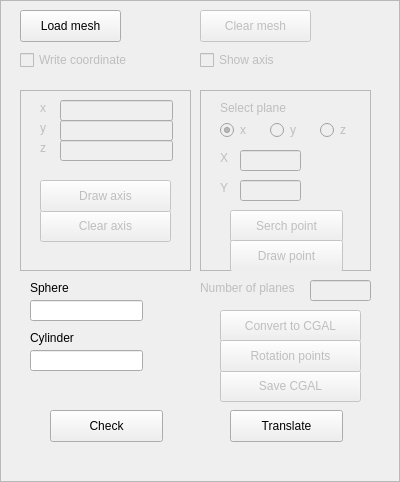
alessandroTola/CG3LabBase, file drawmanager.ui: the form before one commit.
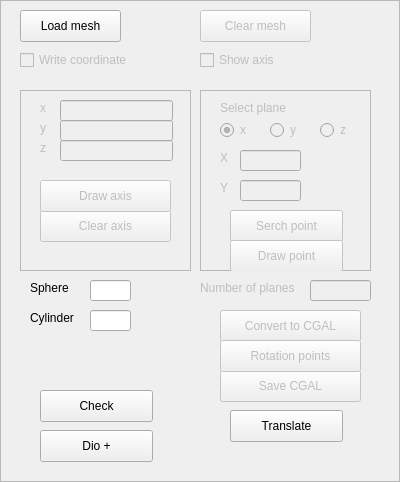
The form after the commit.

```diff
--- a/drawmanager.ui
+++ b/drawmanager.ui
@@ -462,9 +462,9 @@
   <widget class="QLineEdit" name="sphere">
    <property name="geometry">
     <rect>
-     <x>30</x>
-     <y>300</y>
-     <width>113</width>
+     <x>90</x>
+     <y>280</y>
+     <width>41</width>
      <height>21</height>
     </rect>
    </property>
@@ -486,7 +486,7 @@
    <property name="geometry">
     <rect>
      <x>30</x>
-     <y>330</y>
+     <y>310</y>
      <width>60</width>
      <height>16</height>
     </rect>
@@ -498,9 +498,9 @@
   <widget class="QLineEdit" name="cylinder">
    <property name="geometry">
     <rect>
-     <x>30</x>
-     <y>350</y>
-     <width>113</width>
+     <x>90</x>
+     <y>310</y>
+     <width>41</width>
      <height>21</height>
     </rect>
    </property>
@@ -521,8 +521,8 @@
   <widget class="QPushButton" name="check">
    <property name="geometry">
     <rect>
-     <x>50</x>
-     <y>410</y>
+     <x>40</x>
+     <y>390</y>
      <width>113</width>
      <height>32</height>
     </rect>
@@ -531,6 +531,19 @@
     <string>Check</string>
    </property>
   </widget>
+  <widget class="QPushButton" name="stepByStep">
+   <property name="geometry">
+    <rect>
+     <x>40</x>
+     <y>430</y>
+     <width>113</width>
+     <height>32</height>
+    </rect>
+   </property>
+   <property name="text">
+    <string>Dio +</string>
+   </property>
+  </widget>
   <zorder>coordinate</zorder>
   <zorder>selectAxis</zorder>
   <zorder>loadMesh</zorder>
```
Left out of the diff: 1 changed line with no effect on the pictures.
